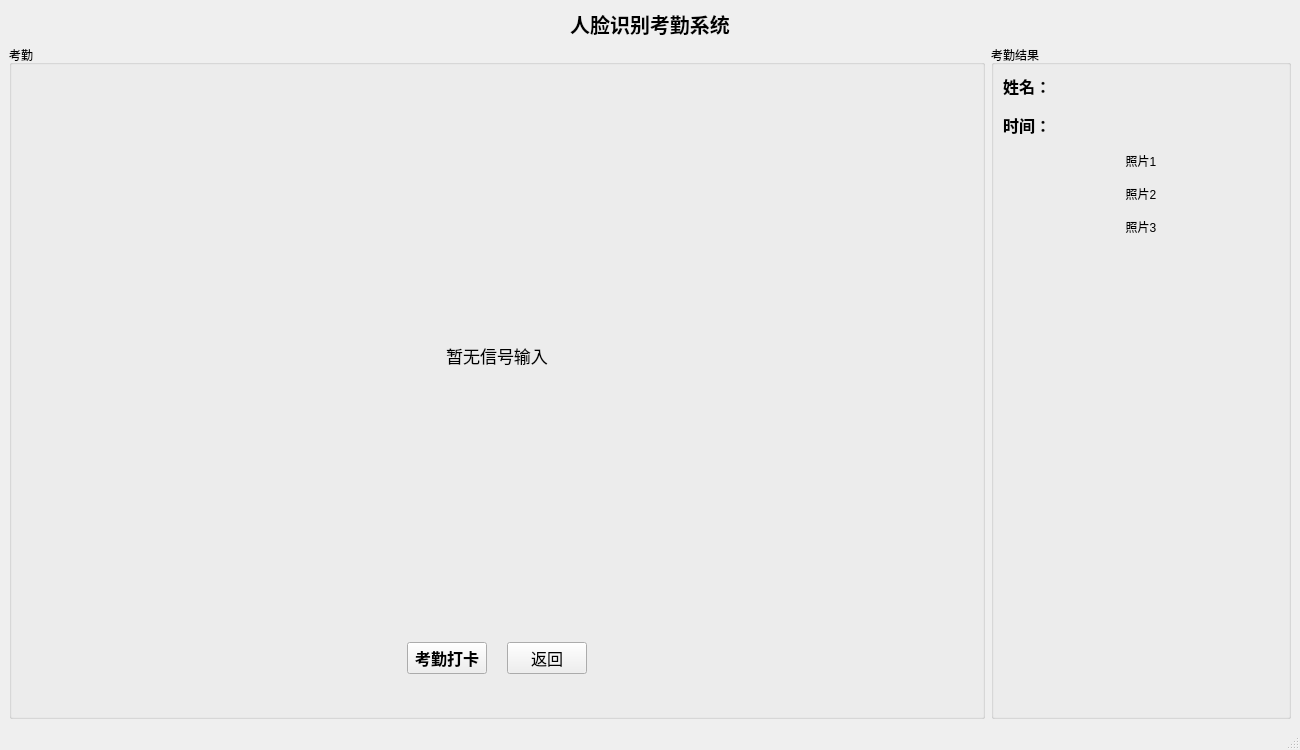
First picture: the form in attendance.ui, repository QuantumHW/FaceAttendanceSystem, before the edit.
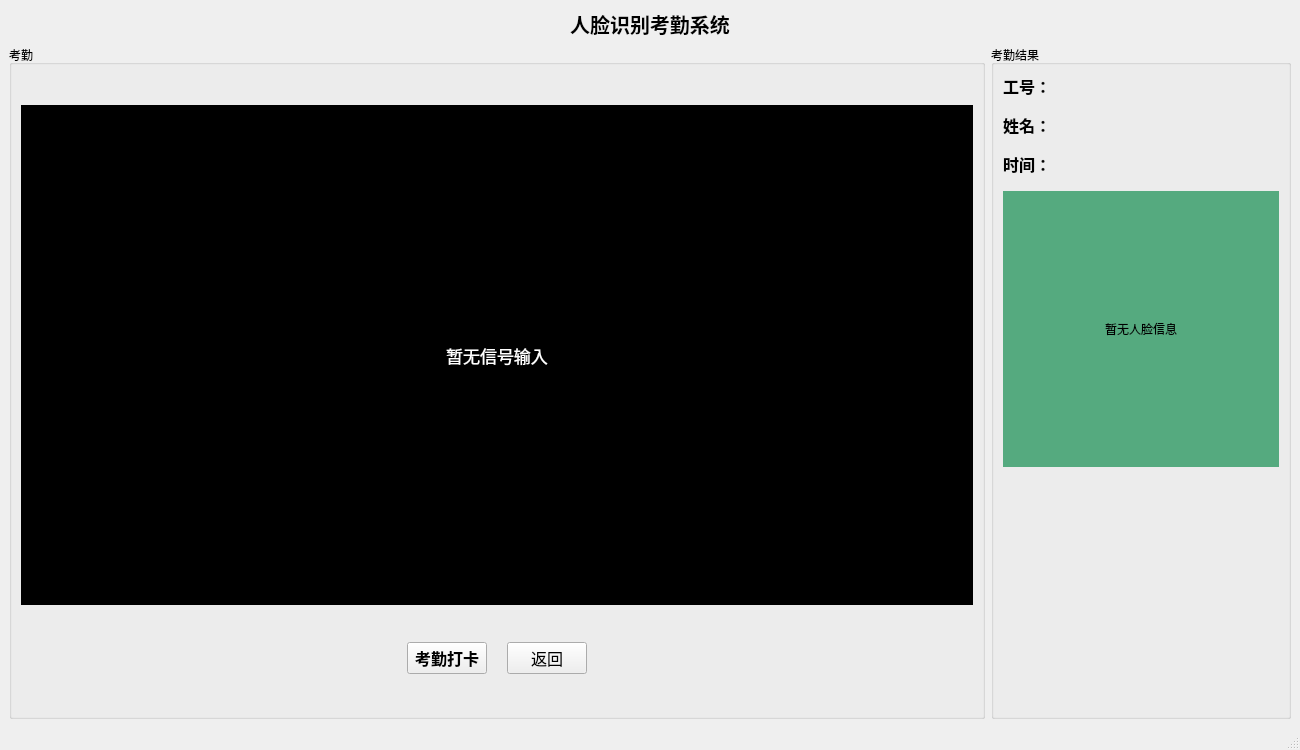
Second picture: the form after the edit. Icons and pictures are not drawn.

```diff
--- a/attendance.ui
+++ b/attendance.ui
@@ -71,6 +71,10 @@
              <pointsize>13</pointsize>
             </font>
            </property>
+           <property name="styleSheet">
+            <string notr="true">background-color: rgb(0, 0, 0);
+color: rgb(255, 255, 255);</string>
+           </property>
            <property name="text">
             <string>暂无信号输入</string>
            </property>
@@ -183,7 +187,21 @@
           <number>15</number>
          </property>
          <item>
-          <widget class="QLabel" name="label_2">
+          <widget class="QLabel" name="label_id">
+           <property name="font">
+            <font>
+             <pointsize>12</pointsize>
+             <weight>75</weight>
+             <bold>true</bold>
+            </font>
+           </property>
+           <property name="text">
+            <string>工号：</string>
+           </property>
+          </widget>
+         </item>
+         <item>
+          <widget class="QLabel" name="label_name">
            <property name="font">
             <font>
              <pointsize>12</pointsize>
@@ -211,29 +229,29 @@
           </widget>
          </item>
          <item>
-          <widget class="QLabel" name="label_4">
-           <property name="text">
-            <string>照片1</string>
+          <widget class="QLabel" name="label_photo">
+           <property name="minimumSize">
+            <size>
+             <width>276</width>
+             <height>276</height>
+            </size>
            </property>
-           <property name="alignment">
-            <set>Qt::AlignCenter</set>
+           <property name="maximumSize">
+            <size>
+             <width>276</width>
+             <height>276</height>
+            </size>
            </property>
-          </widget>
-         </item>
-         <item>
-          <widget class="QLabel" name="label_5">
-           <property name="text">
-            <string>照片2</string>
+           <property name="font">
+            <font>
+             <pointsize>9</pointsize>
+            </font>
            </property>
-           <property name="alignment">
-            <set>Qt::AlignCenter</set>
+           <property name="styleSheet">
+            <string notr="true">background-color:rgb(85, 170, 127);</string>
            </property>
-          </widget>
-         </item>
-         <item>
-          <widget class="QLabel" name="label_6">
            <property name="text">
-            <string>照片3</string>
+            <string>暂无人脸信息</string>
            </property>
            <property name="alignment">
             <set>Qt::AlignCenter</set>
```
Left out of the diff: 8 changed lines with no effect on the pictures.
